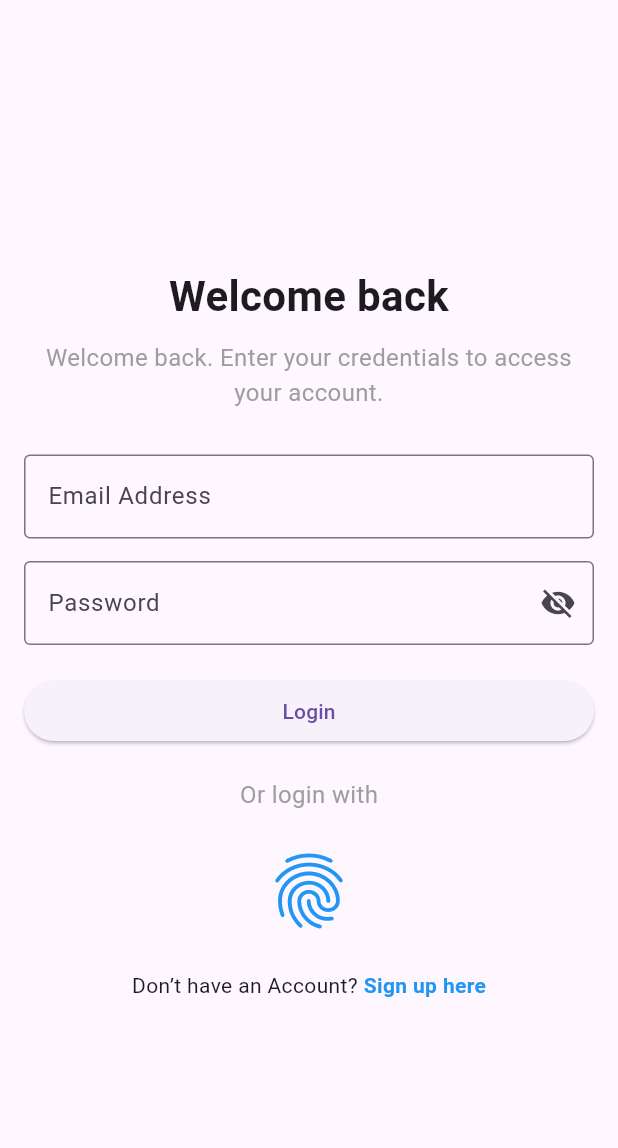
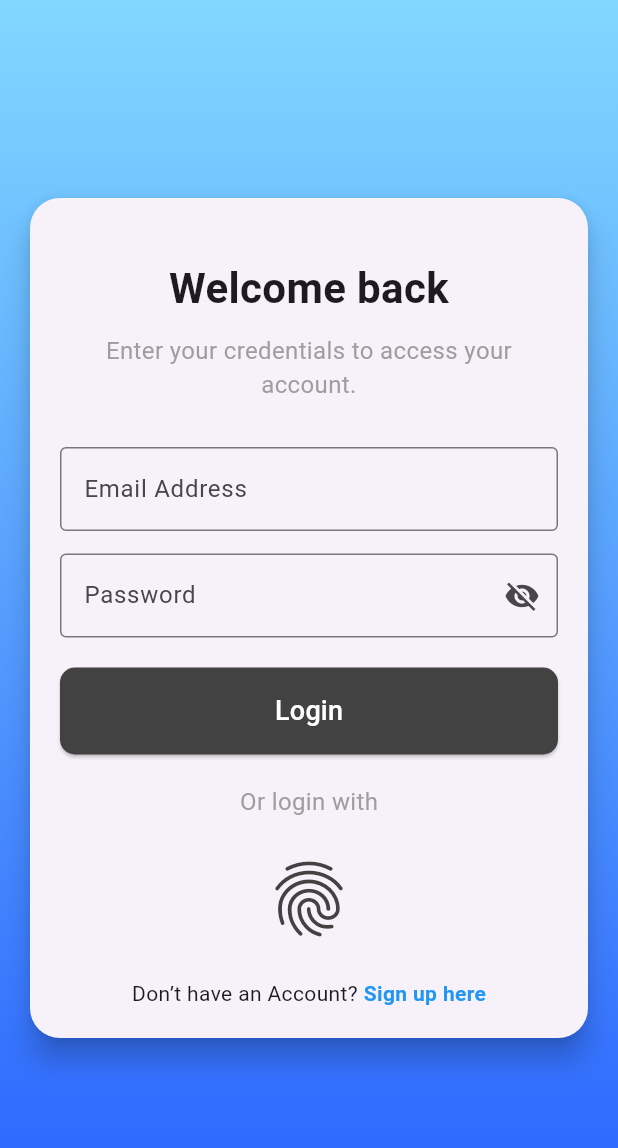
Before and after one commit to robinGiri/dunamis-mobile, a Flutter app: the LoginPage screen opened directly, on a phone screen of 412 x 824 dp. Shown: the top 1148 px of the screen. Run offline on Flutter 3.47's test engine with Material 3 defaults, Android fonts, the phone set to English and light mode, and no system bars; our stand-ins replace local_auth.

Commit message:
chore: login UI updates

```diff
--- a/lib/view/login_page.dart
+++ b/lib/view/login_page.dart
@@ -60,16 +60,29 @@ class _LoginPageState extends State<LoginPage> {
   @override
   Widget build(BuildContext context) {
     return Scaffold(
-      body: SafeArea(
+      body: Container(
+        decoration: const BoxDecoration(
+          gradient: LinearGradient(
+            colors: [Color(0xFF80D8FF), Color(0xFF2962FF)],
+            begin: Alignment.topCenter,
+            end: Alignment.bottomCenter,
+          ),
+        ),
+        child: Center(
           child: Padding(
             padding: const EdgeInsets.all(16.0),
+            child: SingleChildScrollView(
+              child: Card(
+                elevation: 8,
+                shape: RoundedRectangleBorder(
+                  borderRadius: BorderRadius.circular(20),
+                ),
+                child: Padding(
+                  padding: const EdgeInsets.all(20),
                   child: Column(
-            mainAxisAlignment: MainAxisAlignment.center,
                     crossAxisAlignment: CrossAxisAlignment.stretch,
                     children: [
                       const SizedBox(height: 20),
-
-              // Welcome Text Section
                       const Text(
                         'Welcome back',
                         style: TextStyle(
@@ -80,7 +93,7 @@ class _LoginPageState extends State<LoginPage> {
                       ),
                       const SizedBox(height: 10),
                       const Text(
-                'Welcome back. Enter your credentials to access your account.',
+                        'Enter your credentials to access your account.',
                         style: TextStyle(
                           fontSize: 16,
                           color: Colors.grey,
@@ -88,26 +101,22 @@ class _LoginPageState extends State<LoginPage> {
                         textAlign: TextAlign.center,
                       ),
                       const SizedBox(height: 30),
-
-              // Email Text Field
                       TextField(
                         controller: _emailController,
                         decoration: const InputDecoration(
                           labelText: "Email Address",
-                  hintText: "hello@example.com",
+                          hintText: "hello@example.c",
                           border: OutlineInputBorder(),
                         ),
                         keyboardType: TextInputType.emailAddress,
                       ),
                       const SizedBox(height: 15),
-
-              // Password Text Field with Eye Icon
                       TextField(
                         controller: _passwordController,
                         obscureText: _obscurePassword,
                         decoration: InputDecoration(
                           labelText: "Password",
-                  hintText: "Password",
+                          hintText: "Enter your password",
                           border: const OutlineInputBorder(),
                           suffixIcon: IconButton(
                             icon: Icon(
@@ -124,11 +133,19 @@ class _LoginPageState extends State<LoginPage> {
                         ),
                       ),
                       const SizedBox(height: 20),
-
-              // Login Button
                       ElevatedButton(
                         onPressed: _login,
-                child: const Text("Login"),
+                        style: ElevatedButton.styleFrom(
+                          padding: const EdgeInsets.all(16.0),
+                          backgroundColor: Colors.grey.shade800,
+                          shape: RoundedRectangleBorder(
+                            borderRadius: BorderRadius.circular(10),
+                          ),
+                        ),
+                        child: const Text(
+                          "Login",
+                          style: TextStyle(fontSize: 18, color: Colors.white),
+                        ),
                       ),
                       const SizedBox(height: 20),
 
@@ -146,27 +163,25 @@ class _LoginPageState extends State<LoginPage> {
 
                       Center(
                         child: IconButton(
-                  icon: const Icon(
+                          icon: Icon(
                             Icons.fingerprint,
                             size: 60,
-                    color: Colors.blue,
+                            color: Colors.grey.shade800,
                           ),
                           onPressed: _biometricLogin,
                         ),
                       ),
                       const SizedBox(height: 15),
-
-              // Sign-Up Text
                       Row(
                         mainAxisAlignment: MainAxisAlignment.center,
                         children: [
                           const Text("Don’t have an Account? "),
                           GestureDetector(
                             onTap: () {
-                      Navigator.push(
+                              Navigator.pushReplacement(
                                 context,
                                 MaterialPageRoute(
-                            builder: (context) => const RegisterPage()),
+                                    builder: (context) => RegisterPage()),
                               );
                             },
                             child: const Text(
@@ -183,6 +198,10 @@ class _LoginPageState extends State<LoginPage> {
                   ),
                 ),
               ),
+            ),
+          ),
+        ),
+      ),
     );
   }
 }
--- a/lib/view/onboarding_page.dart
+++ b/lib/view/onboarding_page.dart
@@ -67,7 +67,7 @@ class _OnboardingPageState extends State<OnboardingPage> {
                     Icon(
                       _onboardingData[index]["icon"],
                       size: 150,
-                      color: Colors.blue,
+                      color: Colors.grey.shade800,
                     ),
                     const SizedBox(height: 40),
                     Text(
@@ -109,7 +109,7 @@ class _OnboardingPageState extends State<OnboardingPage> {
                   height: 10,
                   decoration: BoxDecoration(
                     color: _currentIndex == index
-                        ? Colors.blue
+                        ? Colors.grey.shade800
                         : Colors.grey.shade400,
                     borderRadius: BorderRadius.circular(10),
                   ),
@@ -127,7 +127,7 @@ class _OnboardingPageState extends State<OnboardingPage> {
               onPressed: _goToNext,
               style: ElevatedButton.styleFrom(
                 padding: const EdgeInsets.all(16.0),
-                backgroundColor: Colors.blue,
+                backgroundColor: Colors.grey.shade800,
                 shape: RoundedRectangleBorder(
                   borderRadius: BorderRadius.circular(10),
                 ),
@@ -136,7 +136,7 @@ class _OnboardingPageState extends State<OnboardingPage> {
                 _currentIndex == _onboardingData.length - 1
                     ? "Get Started"
                     : "Next",
-                style: const TextStyle(fontSize: 18),
+                style: const TextStyle(fontSize: 18, color: Colors.white),
               ),
             ),
           ),
```
Lines whose indentation alone changed are shown as unchanged.
